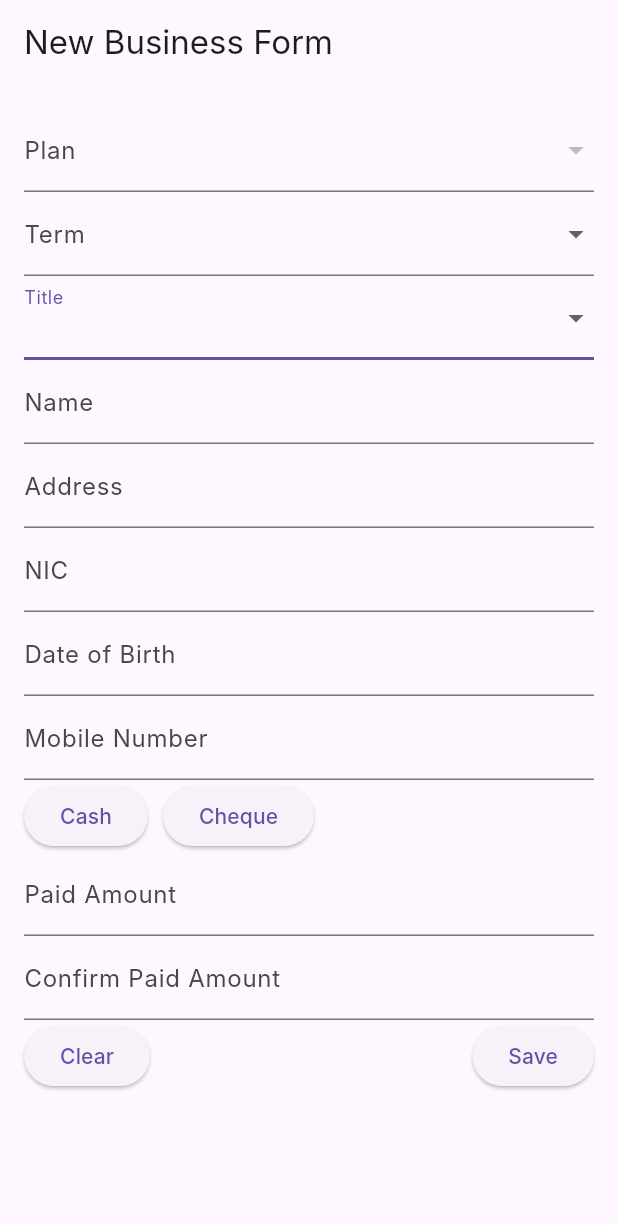
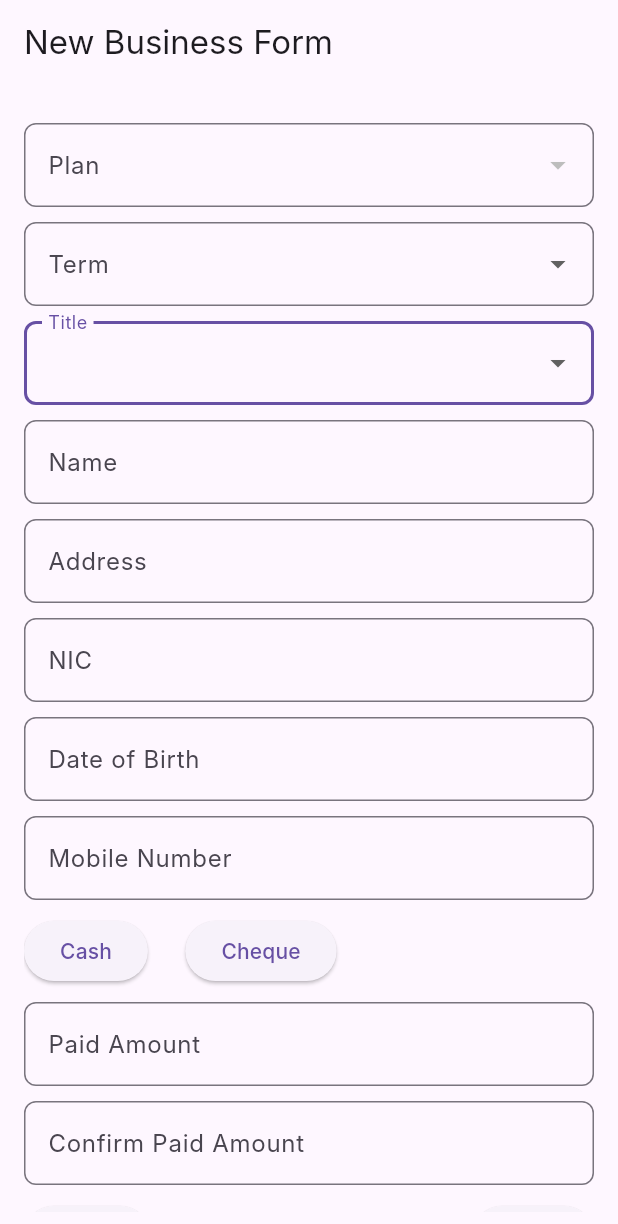
Before and after one commit to spcodegen/Prospective-App, a Flutter app: the NewBusinessScreen screen opened directly, after a tap on "Term", after a tap on "Title", after a tap on "Cash", on a phone screen of 412 x 824 dp. Shown: the top 1224 px of the screen. Run offline on Flutter 3.47's test engine with Material 3 defaults, Android fonts, the light colour scheme and no system bars; our stand-ins replace go_router, shared_preferences; accounts and stored records are empty; network calls fail; Roboto replaces fonts that are missing (Inter).

Commit message:
App rename

```diff
--- a/lib/screens/home_screen.dart
+++ b/lib/screens/home_screen.dart
@@ -181,9 +181,9 @@ class _HomeScreenState extends State<HomeScreen> {
                         ),
                         const SizedBox(width: 20),
                         const Text(
-                          "Prospective\nClient's Record",
+                          "EZY Advisor",
                           style: TextStyle(
-                            fontSize: 26,
+                            fontSize: 30,
                             fontWeight: FontWeight.w700,
                             color: kBlack,
                           ),
--- a/lib/screens/login_screen.dart
+++ b/lib/screens/login_screen.dart
@@ -54,9 +54,17 @@ class _LoginScreenState extends State<LoginScreen> {
                       width: 100,
                     ),
                     const Text(
-                      "LOGIN",
+                      "EZY Advisor",
                       style: TextStyle(
-                        fontSize: 32,
+                        fontSize: 34,
+                        fontWeight: FontWeight.bold,
+                        color: Colors.black87,
+                      ),
+                    ),
+                    const Text(
+                      "Enthusiasm - Zest - Yield",
+                      style: TextStyle(
+                        fontSize: 14,
                         fontWeight: FontWeight.bold,
                         color: Colors.black54,
                       ),
--- a/lib/screens/new_business_screen.dart
+++ b/lib/screens/new_business_screen.dart
@@ -18,6 +18,7 @@ class _NewBusinessScreenState extends State<NewBusinessScreen> {
   String? selectedTitle;
   String? selectedBank;
   String? paymentType;
+  String? testType;
 
   List<String> planList = [];
   List<String> bankList = [];
@@ -221,9 +222,16 @@ class _NewBusinessScreenState extends State<NewBusinessScreen> {
             child: Column(
               crossAxisAlignment: CrossAxisAlignment.start,
               children: [
+                const SizedBox(
+                  height: 10,
+                ),
                 DropdownButtonFormField<String>(
                   value: selectedPlan,
-                  decoration: const InputDecoration(labelText: "Plan"),
+                  decoration: const InputDecoration(
+                    labelText: "Plan",
+                    border: OutlineInputBorder(
+                        borderRadius: BorderRadius.all(Radius.circular(8))),
+                  ),
                   validator: (value) {
                     if (value == null || value.isEmpty) {
                       return 'Please select a Plan';
@@ -238,9 +246,16 @@ class _NewBusinessScreenState extends State<NewBusinessScreen> {
                       .toList(),
                   onChanged: (value) => setState(() => selectedPlan = value),
                 ),
+                const SizedBox(
+                  height: 10,
+                ),
                 DropdownButtonFormField<String>(
                   value: selectedTerm,
-                  decoration: const InputDecoration(labelText: "Term"),
+                  decoration: const InputDecoration(
+                    labelText: "Term",
+                    border: OutlineInputBorder(
+                        borderRadius: BorderRadius.all(Radius.circular(8))),
+                  ),
                   validator: (value) {
                     if (value == null || value.isEmpty) {
                       return 'Please select a Term';
@@ -294,9 +309,16 @@ class _NewBusinessScreenState extends State<NewBusinessScreen> {
                       .toList(),
                   onChanged: (value) => setState(() => selectedTerm = value),
                 ),
+                const SizedBox(
+                  height: 10,
+                ),
                 DropdownButtonFormField<String>(
                   value: selectedTitle,
-                  decoration: const InputDecoration(labelText: "Title"),
+                  decoration: const InputDecoration(
+                    labelText: "Title",
+                    border: OutlineInputBorder(
+                        borderRadius: BorderRadius.all(Radius.circular(8))),
+                  ),
                   validator: (value) {
                     if (value == null || value.isEmpty) {
                       return 'Please select a Title';
@@ -323,10 +345,15 @@ class _NewBusinessScreenState extends State<NewBusinessScreen> {
                       .toList(),
                   onChanged: (value) => setState(() => selectedTitle = value),
                 ),
+                const SizedBox(
+                  height: 10,
+                ),
                 TextFormField(
                   controller: nameController,
                   decoration: const InputDecoration(
                     labelText: "Name",
+                    border: OutlineInputBorder(
+                        borderRadius: BorderRadius.all(Radius.circular(8))),
                   ),
                   validator: (value) {
                     if (value == null || value.isEmpty) {
@@ -335,10 +362,15 @@ class _NewBusinessScreenState extends State<NewBusinessScreen> {
                     return null;
                   },
                 ),
+                const SizedBox(
+                  height: 10,
+                ),
                 TextFormField(
                   controller: addressController,
                   decoration: const InputDecoration(
                     labelText: "Address",
+                    border: OutlineInputBorder(
+                        borderRadius: BorderRadius.all(Radius.circular(8))),
                   ),
                   validator: (value) {
                     if (value == null || value.isEmpty) {
@@ -347,9 +379,16 @@ class _NewBusinessScreenState extends State<NewBusinessScreen> {
                     return null;
                   },
                 ),
+                const SizedBox(
+                  height: 10,
+                ),
                 TextFormField(
                   controller: nicController,
-                  decoration: const InputDecoration(labelText: "NIC"),
+                  decoration: const InputDecoration(
+                    labelText: "NIC",
+                    border: OutlineInputBorder(
+                        borderRadius: BorderRadius.all(Radius.circular(8))),
+                  ),
                   validator: (value) {
                     if (value == null || value.isEmpty) {
                       return 'Please enter National ID Number';
@@ -361,9 +400,16 @@ class _NewBusinessScreenState extends State<NewBusinessScreen> {
                     return null;
                   },
                 ),
+                const SizedBox(
+                  height: 10,
+                ),
                 TextFormField(
                   controller: dobController,
-                  decoration: const InputDecoration(labelText: "Date of Birth"),
+                  decoration: const InputDecoration(
+                    labelText: "Date of Birth",
+                    border: OutlineInputBorder(
+                        borderRadius: BorderRadius.all(Radius.circular(8))),
+                  ),
                   onTap: () async {
                     FocusScope.of(context).requestFocus(FocusNode());
                     DateTime? pickedDate = await showDatePicker(
@@ -384,9 +430,16 @@ class _NewBusinessScreenState extends State<NewBusinessScreen> {
                     return null;
                   },
                 ),
+                const SizedBox(
+                  height: 10,
+                ),
                 TextFormField(
                   controller: mobileController,
-                  decoration: const InputDecoration(labelText: "Mobile Number"),
+                  decoration: const InputDecoration(
+                    labelText: "Mobile Number",
+                    border: OutlineInputBorder(
+                        borderRadius: BorderRadius.all(Radius.circular(8))),
+                  ),
                   keyboardType: TextInputType.number,
                   validator: (value) {
                     if (value == null || value.isEmpty) {
@@ -398,13 +451,18 @@ class _NewBusinessScreenState extends State<NewBusinessScreen> {
                     return null;
                   },
                 ),
+                const SizedBox(
+                  height: 10,
+                ),
                 Row(
                   children: [
                     ElevatedButton(
                       onPressed: () => setState(() => paymentType = "Cash"),
                       child: const Text("Cash"),
                     ),
-                    const SizedBox(width: 10),
+                    const SizedBox(
+                      width: 25,
+                    ),
                     ElevatedButton(
                       onPressed: () => setState(() => paymentType = "Cheque"),
                       child: const Text("Cheque"),
@@ -412,9 +470,16 @@ class _NewBusinessScreenState extends State<NewBusinessScreen> {
                   ],
                 ),
                 if (paymentType == "Cheque") ...[
+                  const SizedBox(
+                    height: 10,
+                  ),
                   DropdownButtonFormField<String>(
                     value: selectedBank,
-                    decoration: const InputDecoration(labelText: "Bank"),
+                    decoration: const InputDecoration(
+                      labelText: "Bank",
+                      border: OutlineInputBorder(
+                          borderRadius: BorderRadius.all(Radius.circular(8))),
+                    ),
                     isExpanded: true, // Make sure the dropdown expands fully
                     items: bankList.map((bank) {
                       final splitData = bank.split(" - ");
@@ -427,9 +492,16 @@ class _NewBusinessScreenState extends State<NewBusinessScreen> {
                     }).toList(),
                     onChanged: (value) => setState(() => selectedBank = value),
                   ),
+                  const SizedBox(
+                    height: 10,
+                  ),
                   TextFormField(
                     controller: chequeNoController,
-                    decoration: const InputDecoration(labelText: "Cheque No"),
+                    decoration: const InputDecoration(
+                      labelText: "Cheque No",
+                      border: OutlineInputBorder(
+                          borderRadius: BorderRadius.all(Radius.circular(8))),
+                    ),
                     validator: (value) {
                       if (value == null || value.isEmpty) {
                         return 'Please enter the Cheque Number';
@@ -437,9 +509,16 @@ class _NewBusinessScreenState extends State<NewBusinessScreen> {
                       return null;
                     },
                   ),
+                  const SizedBox(
+                    height: 10,
+                  ),
                   TextFormField(
                     controller: chequeDateController,
-                    decoration: const InputDecoration(labelText: "Cheque Date"),
+                    decoration: const InputDecoration(
+                      labelText: "Cheque Date",
+                      border: OutlineInputBorder(
+                          borderRadius: BorderRadius.all(Radius.circular(8))),
+                    ),
                     onTap: () async {
                       FocusScope.of(context).requestFocus(FocusNode());
                       DateTime? pickedDate = await showDatePicker(
@@ -463,9 +542,16 @@ class _NewBusinessScreenState extends State<NewBusinessScreen> {
                       return null;
                     },
                   ),
+                  const SizedBox(
+                    height: 10,
+                  ),
                   TextFormField(
                     controller: paidAmountController,
-                    decoration: const InputDecoration(labelText: "Paid Amount"),
+                    decoration: const InputDecoration(
+                      labelText: "Paid Amount",
+                      border: OutlineInputBorder(
+                          borderRadius: BorderRadius.all(Radius.circular(8))),
+                    ),
                     validator: (value) {
                       if (value == null || value.isEmpty) {
                         return 'Please enter the Paid Amount';
@@ -476,10 +562,16 @@ class _NewBusinessScreenState extends State<NewBusinessScreen> {
                       return null;
                     },
                   ),
+                  const SizedBox(
+                    height: 10,
+                  ),
                   TextFormField(
                     controller: confirmAmountController,
-                    decoration:
-                        const InputDecoration(labelText: "Confirm Paid Amount"),
+                    decoration: const InputDecoration(
+                      labelText: "Confirm Paid Amount",
+                      border: OutlineInputBorder(
+                          borderRadius: BorderRadius.all(Radius.circular(8))),
+                    ),
                     validator: (value) {
                       if (value == null || value.isEmpty) {
                         return 'Please confirm the Paid Amount';
@@ -491,9 +583,16 @@ class _NewBusinessScreenState extends State<NewBusinessScreen> {
                     },
                   ),
                 ] else if (paymentType == "Cash") ...[
+                  const SizedBox(
+                    height: 10,
+                  ),
                   TextFormField(
                     controller: paidAmountController,
-                    decoration: const InputDecoration(labelText: "Paid Amount"),
+                    decoration: const InputDecoration(
+                      labelText: "Paid Amount",
+                      border: OutlineInputBorder(
+                          borderRadius: BorderRadius.all(Radius.circular(8))),
+                    ),
                     validator: (value) {
                       if (value == null || value.isEmpty) {
                         return 'Please enter the Paid Amount';
@@ -504,10 +603,16 @@ class _NewBusinessScreenState extends State<NewBusinessScreen> {
                       return null;
                     },
                   ),
+                  const SizedBox(
+                    height: 10,
+                  ),
                   TextFormField(
                     controller: confirmAmountController,
-                    decoration:
-                        const InputDecoration(labelText: "Confirm Paid Amount"),
+                    decoration: const InputDecoration(
+                      labelText: "Confirm Paid Amount",
+                      border: OutlineInputBorder(
+                          borderRadius: BorderRadius.all(Radius.circular(8))),
+                    ),
                     validator: (value) {
                       if (value == null || value.isEmpty) {
                         return 'Please confirm the Paid Amount';
@@ -519,6 +624,9 @@ class _NewBusinessScreenState extends State<NewBusinessScreen> {
                     },
                   ),
                 ],
+                const SizedBox(
+                  height: 10,
+                ),
                 Row(
                   mainAxisAlignment: MainAxisAlignment.spaceBetween,
                   children: [
--- a/pubspec.yaml
+++ b/pubspec.yaml
@@ -40,6 +40,7 @@ dependencies:
   shared_preferences: ^2.3.3
 
 dev_dependencies:
+  flutter_launcher_icons: ^0.14.3
   flutter_test:
     sdk: flutter
 
@@ -49,8 +50,11 @@ dev_dependencies:
   # package. See that file for information about deactivating specific lint
   # rules and activating additional ones.
   flutter_lints: ^4.0.0
-  flutter_launcher_icons: ^0.14.1
 
+flutter_icons:
+  android: true
+  ios: true
+  image_path: "assets/logo.png"
 # For information on the generic Dart part of this file, see the
 # following page: https://dart.dev/tools/pub/pubspec
 
```
Also changed, not shown: pubspec.lock, 1 other file.
